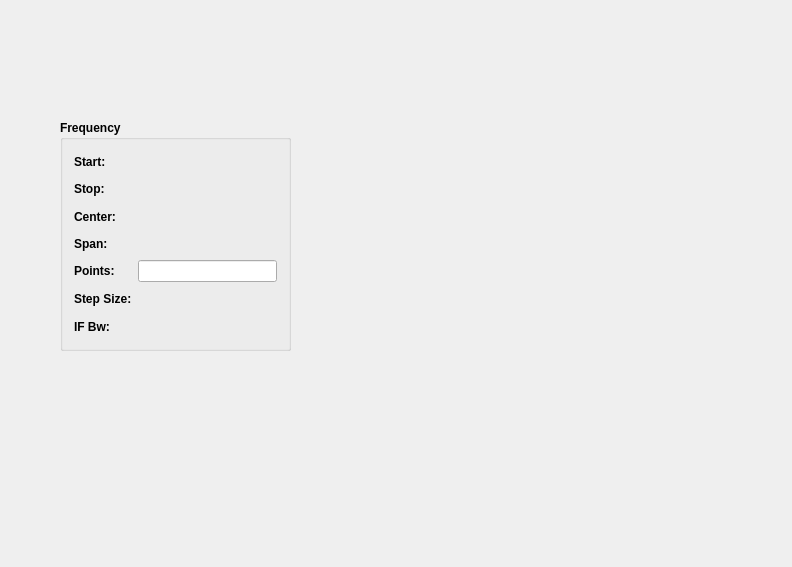
The window that Application/mainwindow.ui (Terrabits/PACompressionTest) describes before a commit, drawn with Qt 5.
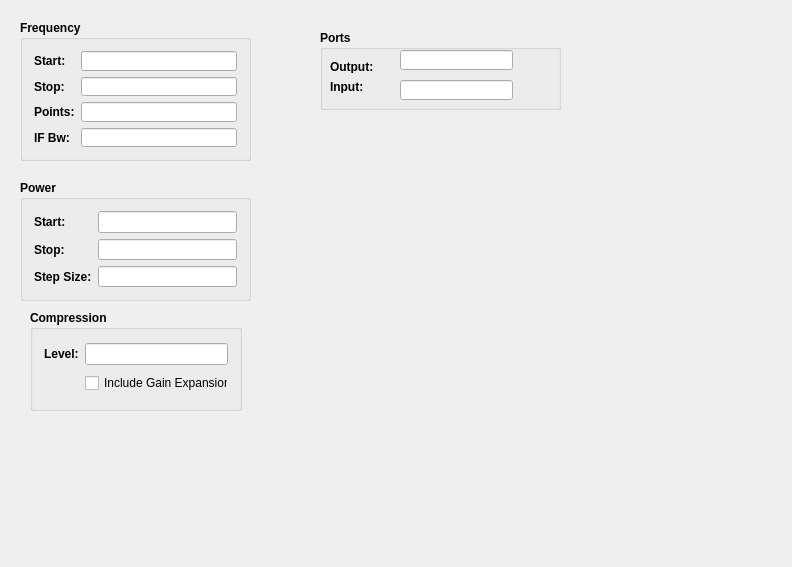
The same window after the commit. Icons and pictures are not drawn. Custom widgets are drawn as their Qt base class.

Commit message: Building the GUI out of RsaToolbox widgets (FrequencyEdit, PowerEdit, PointsEdit, DecibelEdit). Need to handle ports next (PortEdit for single port? IntegerEdit? UIntEdit?)

Diff of the .ui file:
```diff
--- a/Application/mainwindow.ui
+++ b/Application/mainwindow.ui
@@ -22,10 +22,10 @@
    <widget class="QGroupBox" name="groupBox">
     <property name="geometry">
      <rect>
-      <x>60</x>
-      <y>120</y>
+      <x>20</x>
+      <y>20</y>
       <width>231</width>
-      <height>231</height>
+      <height>141</height>
      </rect>
     </property>
     <property name="font">
@@ -46,80 +46,311 @@
       </widget>
      </item>
      <item row="3" column="0">
-      <widget class="QLabel" name="spanFrequencyLabel">
-       <property name="text">
-        <string>Span:</string>
-       </property>
-      </widget>
-     </item>
-     <item row="2" column="0">
-      <widget class="QLabel" name="centerFrequencyLabel">
-       <property name="text">
-        <string>Center:</string>
-       </property>
-      </widget>
-     </item>
-     <item row="4" column="0">
-      <widget class="QLabel" name="pointsFrequencyLabel">
-       <property name="text">
-        <string>Points:</string>
-       </property>
-      </widget>
-     </item>
-     <item row="5" column="0">
-      <widget class="QLabel" name="stepSizeFrequencyLabel">
-       <property name="text">
-        <string>Step Size:</string>
-       </property>
-      </widget>
-     </item>
-     <item row="1" column="0">
-      <widget class="QLabel" name="stopFrequencyLabel">
-       <property name="text">
-        <string>Stop:</string>
-       </property>
-      </widget>
-     </item>
-     <item row="6" column="0">
       <widget class="QLabel" name="ifBwLabel">
        <property name="text">
         <string>IF Bw:</string>
        </property>
       </widget>
      </item>
-     <item row="4" column="1">
-      <widget class="QLineEdit" name="pointsFrequency"/>
+     <item row="1" column="0">
+      <widget class="QLabel" name="stopFrequencyLabel">
+       <property name="text">
+        <string>Stop:</string>
+       </property>
+      </widget>
+     </item>
+     <item row="2" column="0">
+      <widget class="QLabel" name="frequencyPointsLabel">
+       <property name="text">
+        <string>Points:</string>
+       </property>
+      </widget>
+     </item>
+     <item row="2" column="1">
+      <widget class="RsaToolbox::PointsEdit" name="frequencyPoints">
+       <property name="font">
+        <font>
+         <weight>50</weight>
+         <bold>false</bold>
+        </font>
+       </property>
+       <property name="text">
+        <string/>
+       </property>
+      </widget>
      </item>
      <item row="0" column="1">
-      <widget class="RsaToolbox::FrequencyEdit" name="startFrequency" native="true"/>
+      <widget class="RsaToolbox::FrequencyEdit" name="startFrequency">
+       <property name="font">
+        <font>
+         <weight>50</weight>
+         <bold>false</bold>
+        </font>
+       </property>
+      </widget>
      </item>
      <item row="1" column="1">
-      <widget class="RsaToolbox::FrequencyEdit" name="stopFrequency" native="true"/>
-     </item>
-     <item row="2" column="1">
-      <widget class="RsaToolbox::FrequencyEdit" name="centerFrequency" native="true"/>
+      <widget class="RsaToolbox::FrequencyEdit" name="stopFrequency">
+       <property name="font">
+        <font>
+         <weight>50</weight>
+         <bold>false</bold>
+        </font>
+       </property>
+      </widget>
      </item>
      <item row="3" column="1">
-      <widget class="RsaToolbox::FrequencyEdit" name="spanFrequency" native="true"/>
+      <widget class="RsaToolbox::FrequencyEdit" name="ifBw">
+       <property name="font">
+        <font>
+         <weight>50</weight>
+         <bold>false</bold>
+        </font>
+       </property>
+      </widget>
      </item>
-     <item row="5" column="1">
-      <widget class="RsaToolbox::FrequencyEdit" name="stepSizeFrequency" native="true"/>
+    </layout>
+   </widget>
+   <widget class="RsaToolbox::ErrorLabel" name="error" native="true">
+    <property name="geometry">
+     <rect>
+      <x>20</x>
+      <y>470</y>
+      <width>761</width>
+      <height>80</height>
+     </rect>
+    </property>
+   </widget>
+   <widget class="QGroupBox" name="powerGroup">
+    <property name="geometry">
+     <rect>
+      <x>20</x>
+      <y>180</y>
+      <width>231</width>
+      <height>121</height>
+     </rect>
+    </property>
+    <property name="font">
+     <font>
+      <weight>75</weight>
+      <bold>true</bold>
+     </font>
+    </property>
+    <property name="title">
+     <string>Power</string>
+    </property>
+    <layout class="QGridLayout" name="gridLayout_2">
+     <item row="0" column="1">
+      <widget class="RsaToolbox::PowerEdit" name="startPower">
+       <property name="font">
+        <font>
+         <weight>50</weight>
+         <bold>false</bold>
+        </font>
+       </property>
+      </widget>
      </item>
-     <item row="6" column="1">
-      <widget class="RsaToolbox::FrequencyEdit" name="ifBw" native="true"/>
+     <item row="1" column="0">
+      <widget class="QLabel" name="stopPowerLabel">
+       <property name="text">
+        <string>Stop:</string>
+       </property>
+      </widget>
      </item>
+     <item row="1" column="1">
+      <widget class="RsaToolbox::PowerEdit" name="stopPower">
+       <property name="font">
+        <font>
+         <weight>50</weight>
+         <bold>false</bold>
+        </font>
+       </property>
+      </widget>
+     </item>
+     <item row="2" column="0">
+      <widget class="QLabel" name="powerStepSizeLabel">
+       <property name="text">
+        <string>Step Size:</string>
+       </property>
+      </widget>
+     </item>
+     <item row="0" column="0">
+      <widget class="QLabel" name="startPowerLabel">
+       <property name="text">
+        <string>Start:</string>
+       </property>
+      </widget>
+     </item>
+     <item row="2" column="1">
+      <widget class="RsaToolbox::PowerEdit" name="powerStepSize">
+       <property name="font">
+        <font>
+         <weight>50</weight>
+         <bold>false</bold>
+        </font>
+       </property>
+      </widget>
+     </item>
     </layout>
    </widget>
+   <widget class="QGroupBox" name="compressionGroup">
+    <property name="geometry">
+     <rect>
+      <x>30</x>
+      <y>310</y>
+      <width>212</width>
+      <height>101</height>
+     </rect>
+    </property>
+    <property name="font">
+     <font>
+      <weight>75</weight>
+      <bold>true</bold>
+     </font>
+    </property>
+    <property name="title">
+     <string>Compression</string>
+    </property>
+    <layout class="QGridLayout" name="gridLayout_3">
+     <item row="0" column="0">
+      <widget class="QLabel" name="compressionLevelLabel">
+       <property name="text">
+        <string>Level:</string>
+       </property>
+      </widget>
+     </item>
+     <item row="0" column="1">
+      <widget class="RsaToolbox::DecibelEdit" name="compressionLevel">
+       <property name="font">
+        <font>
+         <weight>50</weight>
+         <bold>false</bold>
+        </font>
+       </property>
+      </widget>
+     </item>
+     <item row="1" column="1">
+      <widget class="QCheckBox" name="gainExpansion">
+       <property name="font">
+        <font>
+         <weight>50</weight>
+         <bold>false</bold>
+        </font>
+       </property>
+       <property name="text">
+        <string>Include Gain Expansion</string>
+       </property>
+      </widget>
+     </item>
+    </layout>
+   </widget>
+   <widget class="QGroupBox" name="portsGroup">
+    <property name="geometry">
+     <rect>
+      <x>320</x>
+      <y>30</y>
+      <width>241</width>
+      <height>80</height>
+     </rect>
+    </property>
+    <property name="font">
+     <font>
+      <weight>75</weight>
+      <bold>true</bold>
+     </font>
+    </property>
+    <property name="title">
+     <string>Ports</string>
+    </property>
+    <widget class="QLabel" name="inputPortLabel">
+     <property name="geometry">
+      <rect>
+       <x>10</x>
+       <y>50</y>
+       <width>47</width>
+       <height>13</height>
+      </rect>
+     </property>
+     <property name="text">
+      <string>Input:</string>
+     </property>
+    </widget>
+    <widget class="QLabel" name="outputPortLabel">
+     <property name="geometry">
+      <rect>
+       <x>10</x>
+       <y>30</y>
+       <width>47</width>
+       <height>13</height>
+      </rect>
+     </property>
+     <property name="text">
+      <string>Output:</string>
+     </property>
+    </widget>
+    <widget class="QLineEdit" name="outputPort">
+     <property name="geometry">
+      <rect>
+       <x>80</x>
+       <y>20</y>
+       <width>113</width>
+       <height>20</height>
+      </rect>
+     </property>
+     <property name="font">
+      <font>
+       <weight>50</weight>
+       <bold>false</bold>
+      </font>
+     </property>
+    </widget>
+    <widget class="QLineEdit" name="inputPort">
+     <property name="geometry">
+      <rect>
+       <x>80</x>
+       <y>50</y>
+       <width>113</width>
+       <height>20</height>
+      </rect>
+     </property>
+     <property name="font">
+      <font>
+       <weight>50</weight>
+       <bold>false</bold>
+      </font>
+     </property>
+    </widget>
+   </widget>
   </widget>
  </widget>
  <layoutdefault spacing="6" margin="11"/>
  <customwidgets>
+  <customwidget>
+   <class>RsaToolbox::PointsEdit</class>
+   <extends>QLineEdit</extends>
+   <header>PointsEdit.h</header>
+  </customwidget>
   <customwidget>
    <class>RsaToolbox::FrequencyEdit</class>
-   <extends>QWidget</extends>
+   <extends>QLineEdit</extends>
    <header>FrequencyEdit.h</header>
+  </customwidget>
+  <customwidget>
+   <class>RsaToolbox::ErrorLabel</class>
+   <extends>QWidget</extends>
+   <header>ErrorLabel.h</header>
    <container>1</container>
   </customwidget>
+  <customwidget>
+   <class>RsaToolbox::PowerEdit</class>
+   <extends>QLineEdit</extends>
+   <header>PowerEdit.h</header>
+  </customwidget>
+  <customwidget>
+   <class>RsaToolbox::DecibelEdit</class>
+   <extends>QLineEdit</extends>
+   <header>DecibelEdit.h</header>
+  </customwidget>
  </customwidgets>
  <resources/>
  <connections/>
```
Left out of the diff: 8 changed lines with no effect on the pictures. The commit also changes 2 other files.
